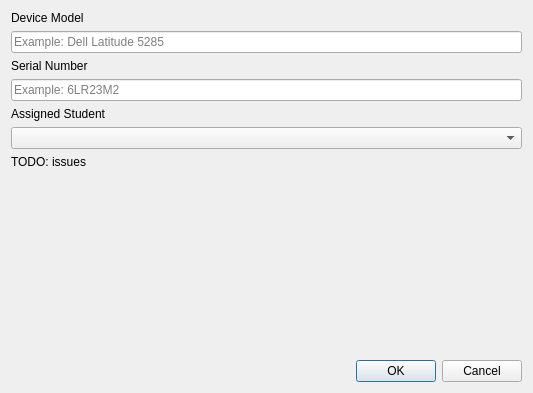
The window that net_edittablet.ui (lachbr/lhs-cat-tablet-inventory) describes before a commit, drawn with Qt 5.
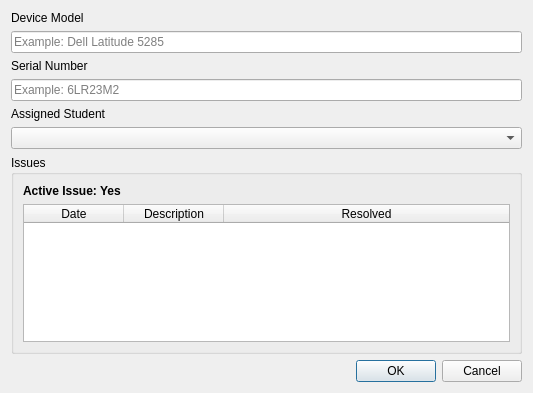
The same window after the commit.

Commit message: Start work on editing tablets, make editing students faster to update, foundational issue work

The edit to the form file:
```diff
--- a/net_edittablet.ui
+++ b/net_edittablet.ui
@@ -67,11 +67,69 @@
      <item row="6" column="0" colspan="2">
       <widget class="QComboBox" name="studentCombo"/>
      </item>
-     <item row="7" column="0">
-      <widget class="QLabel" name="label_4">
-       <property name="text">
-        <string>TODO: issues</string>
+     <item row="7" column="0" colspan="2">
+      <widget class="QGroupBox" name="groupBox">
+       <property name="title">
+        <string>Issues</string>
        </property>
+       <layout class="QGridLayout" name="gridLayout_2">
+        <item row="1" column="0">
+         <widget class="QTableWidget" name="issueTable">
+          <property name="editTriggers">
+           <set>QAbstractItemView::NoEditTriggers</set>
+          </property>
+          <property name="selectionMode">
+           <enum>QAbstractItemView::SingleSelection</enum>
+          </property>
+          <property name="selectionBehavior">
+           <enum>QAbstractItemView::SelectRows</enum>
+          </property>
+          <attribute name="horizontalHeaderCascadingSectionResizes">
+           <bool>false</bool>
+          </attribute>
+          <attribute name="horizontalHeaderHighlightSections">
+           <bool>true</bool>
+          </attribute>
+          <attribute name="horizontalHeaderShowSortIndicator" stdset="0">
+           <bool>false</bool>
+          </attribute>
+          <attribute name="horizontalHeaderStretchLastSection">
+           <bool>true</bool>
+          </attribute>
+          <attribute name="verticalHeaderStretchLastSection">
+           <bool>false</bool>
+          </attribute>
+          <column>
+           <property name="text">
+            <string>Date</string>
+           </property>
+          </column>
+          <column>
+           <property name="text">
+            <string>Description</string>
+           </property>
+          </column>
+          <column>
+           <property name="text">
+            <string>Resolved</string>
+           </property>
+          </column>
+         </widget>
+        </item>
+        <item row="0" column="0">
+         <widget class="QLabel" name="activeIssueLabel">
+          <property name="font">
+           <font>
+            <weight>75</weight>
+            <bold>true</bold>
+           </font>
+          </property>
+          <property name="text">
+           <string>Active Issue: Yes</string>
+          </property>
+         </widget>
+        </item>
+       </layout>
       </widget>
      </item>
     </layout>
```
Left out of the diff: 14 changed lines with no effect on the pictures. The commit also changes 14 other files.
